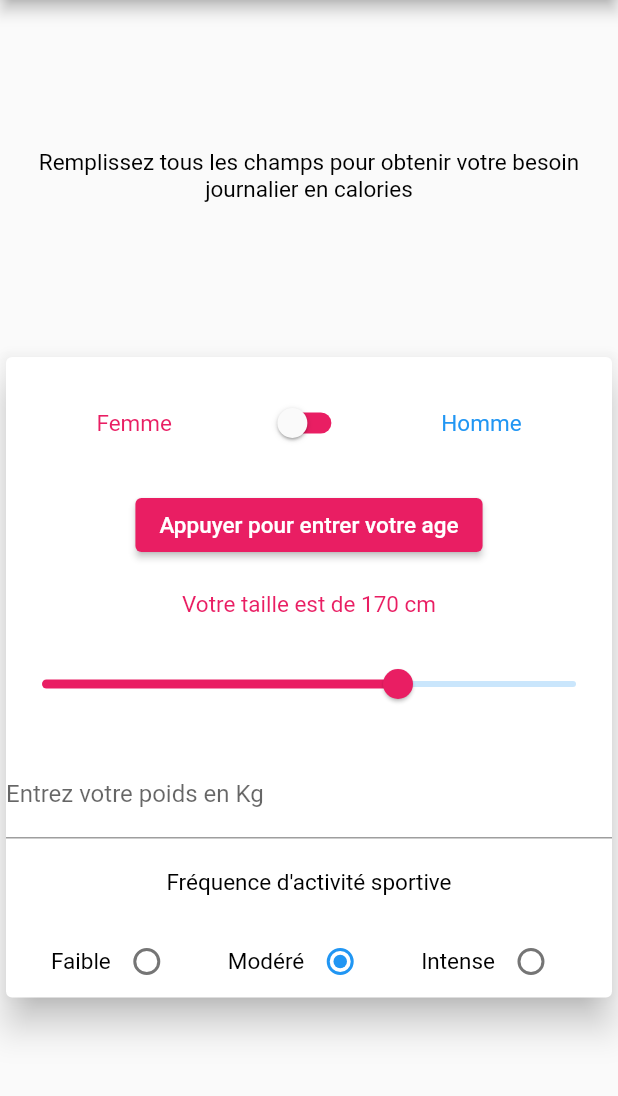
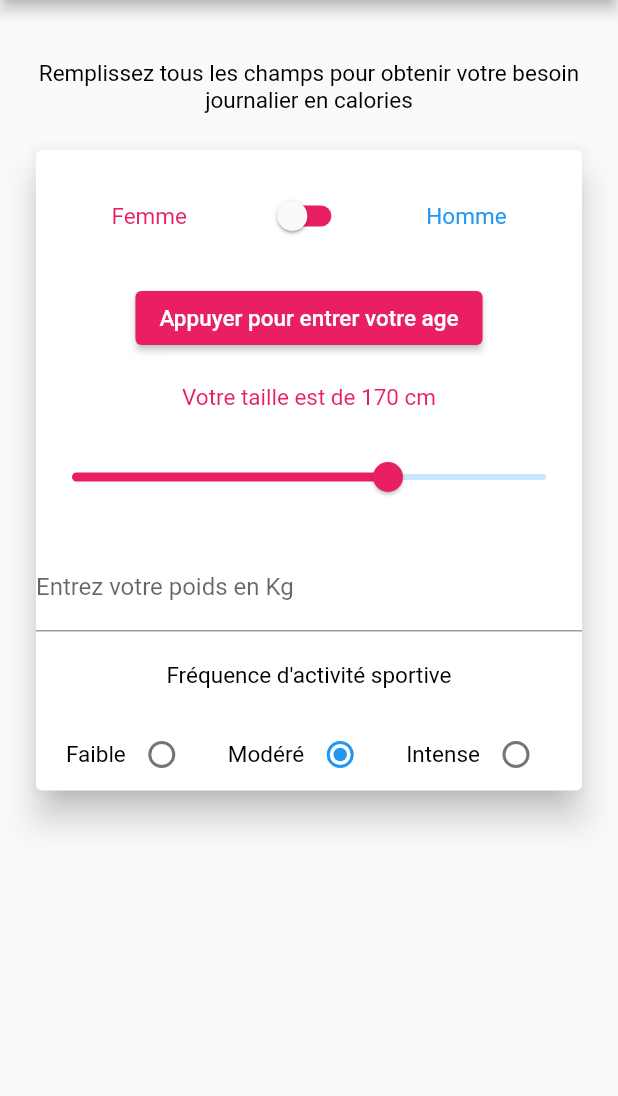
Before and after one commit to thibault60000/flutter-imc-calculator, a Flutter app: the screen it shows after launch, on a phone screen of 412 x 824 dp, the part 84-1180 px from its top. Run offline on Flutter 3.47's test engine with Material 2 defaults, Android fonts, the phone set to English and light mode, and no system bars.

Commit message:
Add SingleScrollView to body

```diff
--- a/lib/main.dart
+++ b/lib/main.dart
@@ -47,19 +47,23 @@ class _MyHomePageState extends State<MyHomePage> {
               title: Text(widget.title),
               backgroundColor: setMainColor(),
             ),
-            body: Center(
+            body: SingleChildScrollView(
+                padding: const EdgeInsets.all(20.0),
                 child: Column(
                     mainAxisAlignment: MainAxisAlignment.spaceEvenly,
                     children: [
+                      addPadding(),
                       customText(
                           "Remplissez tous les champs pour obtenir votre besoin journalier en calories"),
+                      addPadding(),
                       Card(
                           elevation: 10.0,
                           child: Column(
                             children: [
                               addPadding(),
                               Row(
-                              mainAxisAlignment: MainAxisAlignment.spaceEvenly,
+                                  mainAxisAlignment:
+                                      MainAxisAlignment.spaceEvenly,
                                   children: [
                                     customText("Femme", color: Colors.pink),
                                     Switch(
@@ -87,7 +91,8 @@ class _MyHomePageState extends State<MyHomePage> {
                                           : "Votre age est de ${age.toInt()} ans",
                                       color: Colors.white)),
                               addPadding(),
-                          customText("Votre taille est de ${size.toInt()} cm",
+                              customText(
+                                  "Votre taille est de ${size.toInt()} cm",
                                   color: setMainColor()),
                               addPadding(),
                               Slider(
```
Lines whose indentation alone changed are shown as unchanged.
